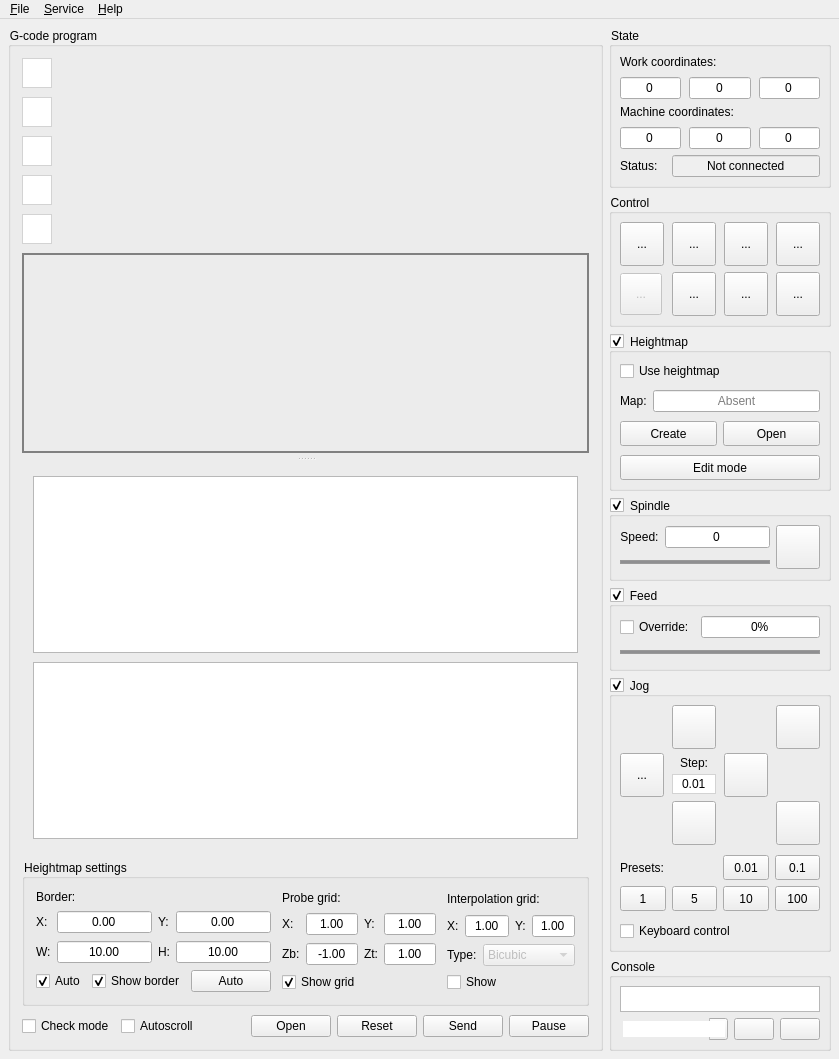
Qt form frmmain.ui (Denvi/Candle) before a commit.
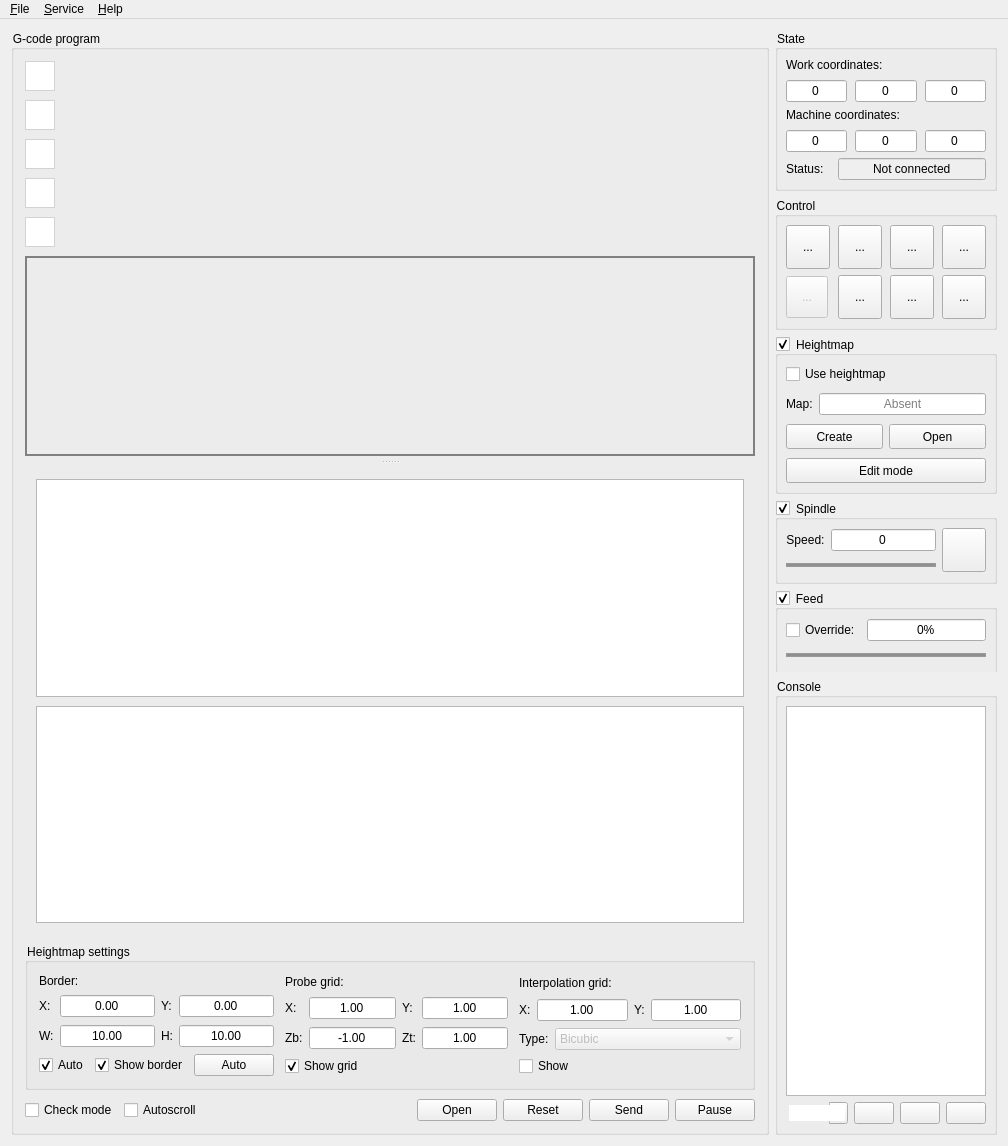
The same form after that commit. Icons and pictures are not drawn. Custom widgets are drawn as their Qt base class.

```diff
--- a/frmmain.ui
+++ b/frmmain.ui
@@ -6,8 +6,8 @@
    <rect>
     <x>0</x>
     <y>0</y>
-    <width>839</width>
-    <height>1048</height>
+    <width>1008</width>
+    <height>1146</height>
    </rect>
   </property>
   <property name="palette">
@@ -167,19 +167,7 @@
 }*/</string>
   </property>
   <widget class="QWidget" name="centralWidget">
-   <layout class="QHBoxLayout" name="horizontalLayout_5" stretch="10,1">
-    <property name="leftMargin">
-     <number>8</number>
-    </property>
-    <property name="topMargin">
-     <number>8</number>
-    </property>
-    <property name="rightMargin">
-     <number>8</number>
-    </property>
-    <property name="bottomMargin">
-     <number>8</number>
-    </property>
+   <layout class="QHBoxLayout" name="horizontalLayout_5" stretch="100,1">
     <item>
      <widget class="QGroupBox" name="grpProgram">
       <property name="title">
@@ -1138,7 +1126,7 @@
      </widget>
     </item>
     <item>
-     <layout class="QVBoxLayout" name="verticalLayout_2" stretch="1,1,0,1,0,1,100">
+     <layout class="QVBoxLayout" name="verticalLayout_2" stretch="1,1,0,100">
       <item>
        <widget class="QGroupBox" name="grpState">
         <property name="title">
@@ -1565,7 +1553,58 @@
        </widget>
       </item>
       <item>
-       <widget class="QGroupBox" name="grpHeightMap">
+       <widget class="ScrollArea" name="scrollArea">
+        <property name="sizePolicy">
+         <sizepolicy hsizetype="Minimum" vsizetype="Expanding">
+          <horstretch>0</horstretch>
+          <verstretch>0</verstretch>
+         </sizepolicy>
+        </property>
+        <property name="frameShape">
+         <enum>QFrame::NoFrame</enum>
+        </property>
+        <property name="verticalScrollBarPolicy">
+         <enum>Qt::ScrollBarAlwaysOff</enum>
+        </property>
+        <property name="horizontalScrollBarPolicy">
+         <enum>Qt::ScrollBarAlwaysOff</enum>
+        </property>
+        <property name="sizeAdjustPolicy">
+         <enum>QAbstractScrollArea::AdjustToContents</enum>
+        </property>
+        <property name="widgetResizable">
+         <bool>true</bool>
+        </property>
+        <widget class="Widget" name="scrollAreaWidgetContents">
+         <property name="geometry">
+          <rect>
+           <x>0</x>
+           <y>0</y>
+           <width>232</width>
+           <height>661</height>
+          </rect>
+         </property>
+         <property name="sizePolicy">
+          <sizepolicy hsizetype="Minimum" vsizetype="Maximum">
+           <horstretch>0</horstretch>
+           <verstretch>0</verstretch>
+          </sizepolicy>
+         </property>
+         <layout class="QVBoxLayout" name="verticalLayout_21">
+          <property name="leftMargin">
+           <number>0</number>
+          </property>
+          <property name="topMargin">
+           <number>0</number>
+          </property>
+          <property name="rightMargin">
+           <number>0</number>
+          </property>
+          <property name="bottomMargin">
+           <number>0</number>
+          </property>
+          <item>
+           <widget class="GroupBox" name="grpHeightMap">
         <property name="title">
          <string>Heightmap</string>
         </property>
@@ -1711,7 +1750,7 @@
        </widget>
       </item>
       <item>
-       <widget class="QGroupBox" name="grpSpindle">
+           <widget class="GroupBox" name="grpSpindle">
         <property name="enabled">
          <bool>true</bool>
         </property>
@@ -1838,7 +1877,7 @@
        </widget>
       </item>
       <item>
-       <widget class="QGroupBox" name="grpFeed">
+           <widget class="GroupBox" name="grpFeed">
         <property name="enabled">
          <bool>true</bool>
         </property>
@@ -1933,7 +1972,7 @@
        </widget>
       </item>
       <item>
-       <widget class="QGroupBox" name="grpJog">
+           <widget class="GroupBox" name="grpJog">
         <property name="title">
          <string>Jog</string>
         </property>
@@ -1979,95 +2018,6 @@
               <property name="verticalSpacing">
                <number>4</number>
               </property>
-              <item row="1" column="1">
-               <layout class="QVBoxLayout" name="verticalLayout_10">
-                <property name="spacing">
-                 <number>4</number>
-                </property>
-                <item>
-                 <spacer name="verticalSpacer">
-                  <property name="orientation">
-                   <enum>Qt::Vertical</enum>
-                  </property>
-                  <property name="sizeType">
-                   <enum>QSizePolicy::Maximum</enum>
-                  </property>
-                  <property name="sizeHint" stdset="0">
-                   <size>
-                    <width>20</width>
-                    <height>40</height>
-                   </size>
-                  </property>
-                 </spacer>
-                </item>
-                <item>
-                 <widget class="QLabel" name="label_3">
-                  <property name="text">
-                   <string>Step:</string>
-                  </property>
-                  <property name="alignment">
-                   <set>Qt::AlignCenter</set>
-                  </property>
-                 </widget>
-                </item>
-                <item>
-                 <widget class="QDoubleSpinBox" name="txtJogStep">
-                  <property name="sizePolicy">
-                   <sizepolicy hsizetype="Minimum" vsizetype="Fixed">
-                    <horstretch>0</horstretch>
-                    <verstretch>0</verstretch>
-                   </sizepolicy>
-                  </property>
-                  <property name="minimumSize">
-                   <size>
-                    <width>30</width>
-                    <height>0</height>
-                   </size>
-                  </property>
-                  <property name="styleSheet">
-                   <string notr="true">QDoubleSpinBox {
-	border: 1px solid lightgray;
-}
-
-QDoubleSpinBox:focus {
-	border: 1px solid lightsteelblue;
-}</string>
-                  </property>
-                  <property name="alignment">
-                   <set>Qt::AlignCenter</set>
-                  </property>
-                  <property name="buttonSymbols">
-                   <enum>QAbstractSpinBox::NoButtons</enum>
-                  </property>
-                  <property name="minimum">
-                   <double>0.010000000000000</double>
-                  </property>
-                  <property name="maximum">
-                   <double>100.000000000000000</double>
-                  </property>
-                  <property name="singleStep">
-                   <double>0.010000000000000</double>
-                  </property>
-                 </widget>
-                </item>
-                <item>
-                 <spacer name="verticalSpacer_2">
-                  <property name="orientation">
-                   <enum>Qt::Vertical</enum>
-                  </property>
-                  <property name="sizeType">
-                   <enum>QSizePolicy::Maximum</enum>
-                  </property>
-                  <property name="sizeHint" stdset="0">
-                   <size>
-                    <width>20</width>
-                    <height>40</height>
-                   </size>
-                  </property>
-                 </spacer>
-                </item>
-               </layout>
-              </item>
               <item row="1" column="0">
                <widget class="StyledToolButton" name="cmdXMinus">
                 <property name="sizePolicy">
@@ -2105,19 +2055,6 @@
                 <property name="spacing">
                  <number>0</number>
                 </property>
-                <item>
-                 <spacer name="horizontalSpacer_4">
-                  <property name="orientation">
-                   <enum>Qt::Horizontal</enum>
-                  </property>
-                  <property name="sizeHint" stdset="0">
-                   <size>
-                    <width>40</width>
-                    <height>20</height>
-                   </size>
-                  </property>
-                 </spacer>
-                </item>
                 <item>
                  <widget class="StyledToolButton" name="cmdYMinus">
                   <property name="sizePolicy">
@@ -2150,19 +2087,6 @@
                   </property>
                  </widget>
                 </item>
-                <item>
-                 <spacer name="horizontalSpacer_5">
-                  <property name="orientation">
-                   <enum>Qt::Horizontal</enum>
-                  </property>
-                  <property name="sizeHint" stdset="0">
-                   <size>
-                    <width>40</width>
-                    <height>20</height>
-                   </size>
-                  </property>
-                 </spacer>
-                </item>
                </layout>
               </item>
               <item row="1" column="2">
@@ -2202,19 +2126,6 @@
                 <property name="spacing">
                  <number>0</number>
                 </property>
-                <item>
-                 <spacer name="horizontalSpacer_2">
-                  <property name="orientation">
-                   <enum>Qt::Horizontal</enum>
-                  </property>
-                  <property name="sizeHint" stdset="0">
-                   <size>
-                    <width>40</width>
-                    <height>20</height>
-                   </size>
-                  </property>
-                 </spacer>
-                </item>
                 <item>
                  <widget class="StyledToolButton" name="cmdYPlus">
                   <property name="sizePolicy">
@@ -2247,19 +2158,6 @@
                   </property>
                  </widget>
                 </item>
-                <item>
-                 <spacer name="horizontalSpacer_3">
-                  <property name="orientation">
-                   <enum>Qt::Horizontal</enum>
-                  </property>
-                  <property name="sizeHint" stdset="0">
-                   <size>
-                    <width>40</width>
-                    <height>20</height>
-                   </size>
-                  </property>
-                 </spacer>
-                </item>
                </layout>
               </item>
               <item row="0" column="3">
@@ -2326,6 +2224,97 @@
                 </property>
                </widget>
               </item>
+                  <item row="1" column="1">
+                   <layout class="QVBoxLayout" name="verticalLayout_10">
+                    <property name="spacing">
+                     <number>4</number>
+                    </property>
+                    <item>
+                     <spacer name="verticalSpacer">
+                      <property name="orientation">
+                       <enum>Qt::Vertical</enum>
+                      </property>
+                      <property name="sizeType">
+                       <enum>QSizePolicy::Maximum</enum>
+                      </property>
+                      <property name="sizeHint" stdset="0">
+                       <size>
+                        <width>20</width>
+                        <height>40</height>
+                       </size>
+                      </property>
+                     </spacer>
+                    </item>
+                    <item>
+                     <widget class="QLabel" name="label_3">
+                      <property name="sizePolicy">
+                       <sizepolicy hsizetype="Preferred" vsizetype="Preferred">
+                        <horstretch>0</horstretch>
+                        <verstretch>0</verstretch>
+                       </sizepolicy>
+                      </property>
+                      <property name="text">
+                       <string>Step:</string>
+                      </property>
+                      <property name="alignment">
+                       <set>Qt::AlignCenter</set>
+                      </property>
+                     </widget>
+                    </item>
+                    <item>
+                     <widget class="QDoubleSpinBox" name="txtJogStep">
+                      <property name="styleSheet">
+                       <string notr="true">QDoubleSpinBox {
+	border: 1px solid lightgray;
+	padding-left: -8;
+	padding-right: -8;
+}
+
+QDoubleSpinBox:focus {
+	border: 1px solid lightsteelblue;
+}</string>
+                      </property>
+                      <property name="alignment">
+                       <set>Qt::AlignCenter</set>
+                      </property>
+                      <property name="buttonSymbols">
+                       <enum>QAbstractSpinBox::NoButtons</enum>
+                      </property>
+                      <property name="decimals">
+                       <number>2</number>
+                      </property>
+                      <property name="minimum">
+                       <double>0.010000000000000</double>
+                      </property>
+                      <property name="maximum">
+                       <double>100.000000000000000</double>
+                      </property>
+                      <property name="singleStep">
+                       <double>0.010000000000000</double>
+                      </property>
+                      <property name="value">
+                       <double>99.000000000000000</double>
+                      </property>
+                     </widget>
+                    </item>
+                    <item>
+                     <spacer name="verticalSpacer_2">
+                      <property name="orientation">
+                       <enum>Qt::Vertical</enum>
+                      </property>
+                      <property name="sizeType">
+                       <enum>QSizePolicy::Maximum</enum>
+                      </property>
+                      <property name="sizeHint" stdset="0">
+                       <size>
+                        <width>20</width>
+                        <height>40</height>
+                       </size>
+                      </property>
+                     </spacer>
+                    </item>
+                   </layout>
+                  </item>
              </layout>
             </item>
             <item>
@@ -2496,6 +2485,10 @@
         </layout>
        </widget>
       </item>
+         </layout>
+        </widget>
+       </widget>
+      </item>
       <item>
        <widget class="QGroupBox" name="grpConsole">
         <property name="title">
@@ -2516,12 +2509,6 @@
          </property>
          <item>
           <widget class="QPlainTextEdit" name="txtConsole">
-           <property name="minimumSize">
-            <size>
-             <width>0</width>
-             <height>26</height>
-            </size>
-           </property>
            <property name="font">
             <font>
              <pointsize>9</pointsize>
@@ -2533,7 +2520,7 @@
           </widget>
          </item>
          <item>
-          <layout class="QHBoxLayout" name="horizontalLayout_7" stretch="1,0,0">
+          <layout class="QHBoxLayout" name="horizontalLayout_7" stretch="1,0,0,0">
            <item>
             <widget class="ComboBox" name="cboCommand">
              <property name="styleSheet">
@@ -2562,6 +2549,23 @@
              </property>
             </widget>
            </item>
+           <item>
+            <widget class="QPushButton" name="cmdCommandSend_2">
+             <property name="toolTip">
+              <string>Send command</string>
+             </property>
+             <property name="icon">
+              <iconset resource="res.qrc">
+               <normaloff>:/images/send_1.png</normaloff>:/images/send_1.png</iconset>
+             </property>
+             <property name="iconSize">
+              <size>
+               <width>16</width>
+               <height>16</height>
+              </size>
+             </property>
+            </widget>
+           </item>
            <item>
             <widget class="QPushButton" name="cmdCommandSend">
              <property name="toolTip">
@@ -2610,8 +2614,8 @@
     <rect>
      <x>0</x>
      <y>0</y>
-     <width>839</width>
-     <height>21</height>
+     <width>1008</width>
+     <height>26</height>
     </rect>
    </property>
    <widget class="QMenu" name="mnuFile">
@@ -2709,6 +2713,24 @@
    <extends>QComboBox</extends>
    <header>combobox.h</header>
   </customwidget>
+  <customwidget>
+   <class>ScrollArea</class>
+   <extends>QScrollArea</extends>
+   <header>scrollarea.h</header>
+   <container>1</container>
+  </customwidget>
+  <customwidget>
+   <class>Widget</class>
+   <extends>QWidget</extends>
+   <header>widget.h</header>
+   <container>1</container>
+  </customwidget>
+  <customwidget>
+   <class>GroupBox</class>
+   <extends>QGroupBox</extends>
+   <header>groupbox.h</header>
+   <container>1</container>
+  </customwidget>
  </customwidgets>
  <tabstops>
   <tabstop>cmdTop</tabstop>
```
Left out of the diff: 132 changed lines with no effect on the pictures. Lines whose indentation alone changed are shown as unchanged.
